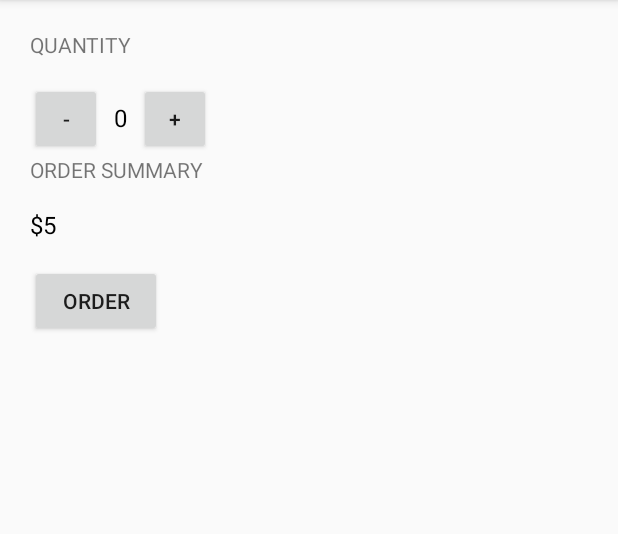
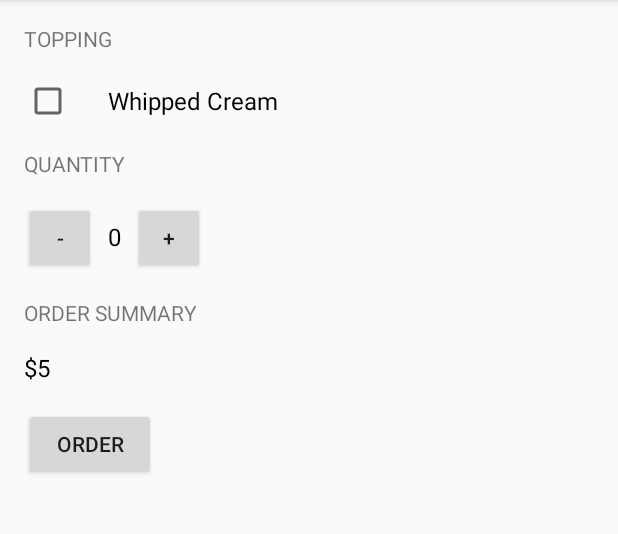
Before and after one commit to Chrissetiana/JustJava, an Android app: the screen it shows after launch (MainActivity), on a phone screen of 412 x 824 dp, the part 84-618 px from its top. Run offline under Robolectric (Android 15) with nearby library versions, the phone set to English and light mode, and no system bars.

Commit message:
Added checkbox

```diff
--- a/app/src/main/java/com/example/android/justjava/MainActivity.java
+++ b/app/src/main/java/com/example/android/justjava/MainActivity.java
@@ -54,6 +54,7 @@ public class MainActivity extends AppCompatActivity {
      */
     private String createOrderSummary() {
         String priceMessage = "Name: Chrisse Tiana" +
+                "\nAdd whipped cream? " + quantity +
                 "\nQuantity: " + quantity +
                 "\nPrice: $" + calculatePrice() +
                 "\nThank you!";
@@ -68,6 +69,9 @@ public class MainActivity extends AppCompatActivity {
         quantityTextView.setText("" + number);
     }
 
+    /**
+     * This method displays the message per order
+     */
     private void displayMessage(String message) {
         TextView orderSummaryTextView = (TextView) findViewById(R.id.order_summary_text_view);
         orderSummaryTextView.setText(message);
--- a/app/src/main/res/layout/activity_main.xml
+++ b/app/src/main/res/layout/activity_main.xml
@@ -3,14 +3,28 @@
     android:layout_width="match_parent"
     android:layout_height="match_parent"
     android:orientation="vertical"
-    android:paddingBottom="20dp"
-    android:paddingLeft="20dp"
-    android:paddingRight="20dp"
-    android:paddingTop="20dp"
+    android:paddingBottom="16dp"
+    android:paddingLeft="16dp"
+    android:paddingRight="16dp"
+    android:paddingTop="16dp"
     tools:context=".MainActivity">
 
     <TextView
-        android:id="@+id/title_qty__text_view"
+        android:layout_width="wrap_content"
+        android:layout_height="wrap_content"
+        android:layout_marginBottom="16dp"
+        android:text="Topping"
+        android:textAllCaps="true" />
+
+    <CheckBox
+        android:layout_width="wrap_content"
+        android:layout_height="wrap_content"
+        android:layout_marginBottom="16dp"
+        android:paddingLeft="24dp"
+        android:text="Whipped Cream"
+        android:textSize="16sp" />
+
+    <TextView
         android:layout_width="wrap_content"
         android:layout_height="wrap_content"
         android:layout_marginBottom="16dp"
@@ -20,9 +34,11 @@
     <LinearLayout
         android:layout_width="wrap_content"
         android:layout_height="wrap_content"
+        android:layout_marginBottom="16dp"
         android:orientation="horizontal">
 
         <Button
+            android:id="@+id/increment_button"
             android:layout_width="48dp"
             android:layout_height="48dp"
             android:onClick="decrement"
@@ -38,6 +54,7 @@
             android:textSize="16sp" />
 
         <Button
+            android:id="@+id/decrement_button"
             android:layout_width="48dp"
             android:layout_height="48dp"
             android:onClick="increment"
@@ -46,7 +63,6 @@
     </LinearLayout>
 
     <TextView
-        android:id="@+id/title_price_text_view"
         android:layout_width="wrap_content"
         android:layout_height="wrap_content"
         android:layout_marginBottom="16dp"
@@ -67,7 +83,6 @@
         android:layout_height="wrap_content"
         android:layout_marginTop="16dp"
         android:onClick="submitOrder"
-        android:text="Order"
-        android:textAllCaps="true" />
+        android:text="Order" />
 
 </LinearLayout>
```
